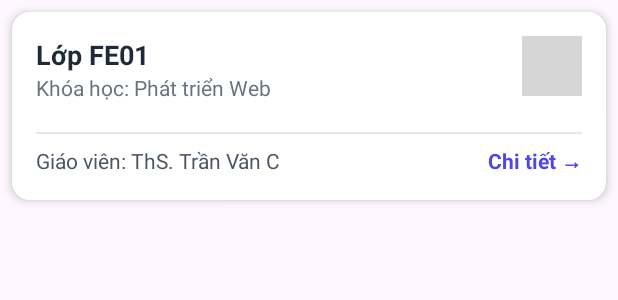
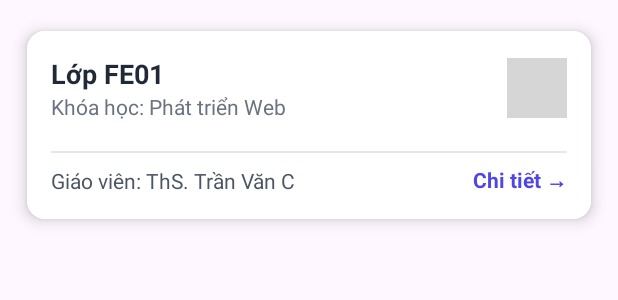
Before and after one commit to websiTester/PRM392_Android_Project, an Android app: the layout item_student_class_card.xml on its own in the app's theme, with its tools: preview values and no code run, on a phone screen of 412 x 824 dp. Shown: the top 300 px of the screen. Run offline under Robolectric (Android 15) with nearby library versions, the phone set to English and light mode, and no system bars; grey boxes are pictures that could not be loaded.

Commit message:
Modify Student Class 2

```diff
--- a/app/src/main/java/com/example/prm392_android_project/views/StudentClassActivity.java
+++ b/app/src/main/java/com/example/prm392_android_project/views/StudentClassActivity.java
@@ -107,8 +107,8 @@ public class StudentClassActivity extends AppCompatActivity {
 
     private void joinClassApi(String code, AlertDialog dialog) {
         StudentClassApi api = RetrofitClient2.getClient().create(StudentClassApi.class);
-
-        JoinClassRequest request = new JoinClassRequest(code);
+        int studentId =this.getSharedPreferences("pref",MODE_PRIVATE).getInt("userId",-1);
+        JoinClassRequest request = new JoinClassRequest(studentId,code);
         Log.d("API_JOIN_BODY", new com.google.gson.Gson().toJson(request));
 
         api.joinClass(request).enqueue(new Callback<JsonObject>() {
--- a/app/src/main/res/layout/item_student_class_card.xml
+++ b/app/src/main/res/layout/item_student_class_card.xml
@@ -5,7 +5,8 @@
     android:layout_height="wrap_content"
     android:layout_margin="8dp"
     app:cardCornerRadius="12dp"
-    app:cardElevation="4dp"
+    app:cardElevation="6dp"
+    app:cardUseCompatPadding="true"
     android:clickable="true"
     android:focusable="true"
     android:foreground="?android:attr/selectableItemBackground">
@@ -60,6 +61,7 @@
                 android:layout_width="40dp"
                 android:layout_height="40dp"
                 android:layout_alignParentEnd="true"
+                android:layout_centerVertical="true"
                 android:contentDescription="Class Icon"
                 android:src="@drawable/ic_class_icon"
                 app:tint="#4F46E5" />
@@ -73,34 +75,38 @@
             android:layout_marginBottom="8dp"
             android:background="#E5E7EB" />
 
-        <!-- Teacher Info and Details Link -->
-        <RelativeLayout
+        <!-- Teacher Info and Details Link (đã sửa không bị đè chữ) -->
+        <androidx.constraintlayout.widget.ConstraintLayout
             android:layout_width="match_parent"
-            android:layout_height="wrap_content">
+            android:layout_height="wrap_content"
+            xmlns:app="http://schemas.android.com/apk/res-auto">
 
             <TextView
                 android:id="@+id/tvTeacherName"
-                android:layout_width="wrap_content"
+                android:layout_width="0dp"
                 android:layout_height="wrap_content"
-                android:layout_alignParentStart="true"
-                android:layout_centerVertical="true"
                 android:ellipsize="end"
-                android:maxWidth="200dp"
                 android:maxLines="1"
                 android:text="Giáo viên: ThS. Trần Văn C"
                 android:textColor="#4B5563"
-                android:textSize="14sp" />
+                android:textSize="14sp"
+                app:layout_constraintStart_toStartOf="parent"
+                app:layout_constraintEnd_toStartOf="@id/tvDetailLink"
+                app:layout_constraintTop_toTopOf="parent"
+                app:layout_constraintBottom_toBottomOf="parent" />
 
             <TextView
                 android:id="@+id/tvDetailLink"
                 android:layout_width="wrap_content"
                 android:layout_height="wrap_content"
-                android:layout_alignParentEnd="true"
-                android:layout_centerVertical="true"
                 android:text="Chi tiết →"
                 android:textColor="#4F46E5"
                 android:textSize="14sp"
-                android:textStyle="bold" />
-        </RelativeLayout>
+                android:textStyle="bold"
+                app:layout_constraintEnd_toEndOf="parent"
+                app:layout_constraintTop_toTopOf="parent"
+                app:layout_constraintBottom_toBottomOf="parent" />
+        </androidx.constraintlayout.widget.ConstraintLayout>
+
     </LinearLayout>
 </androidx.cardview.widget.CardView>
```
Also changed, not shown: app/src/main/java/com/example/prm392_android_project/dtos/JoinClassRequest.java (+12 -1 lines), app/src/main/res/layout/activity_student_class.xml (+9 -7 lines).
